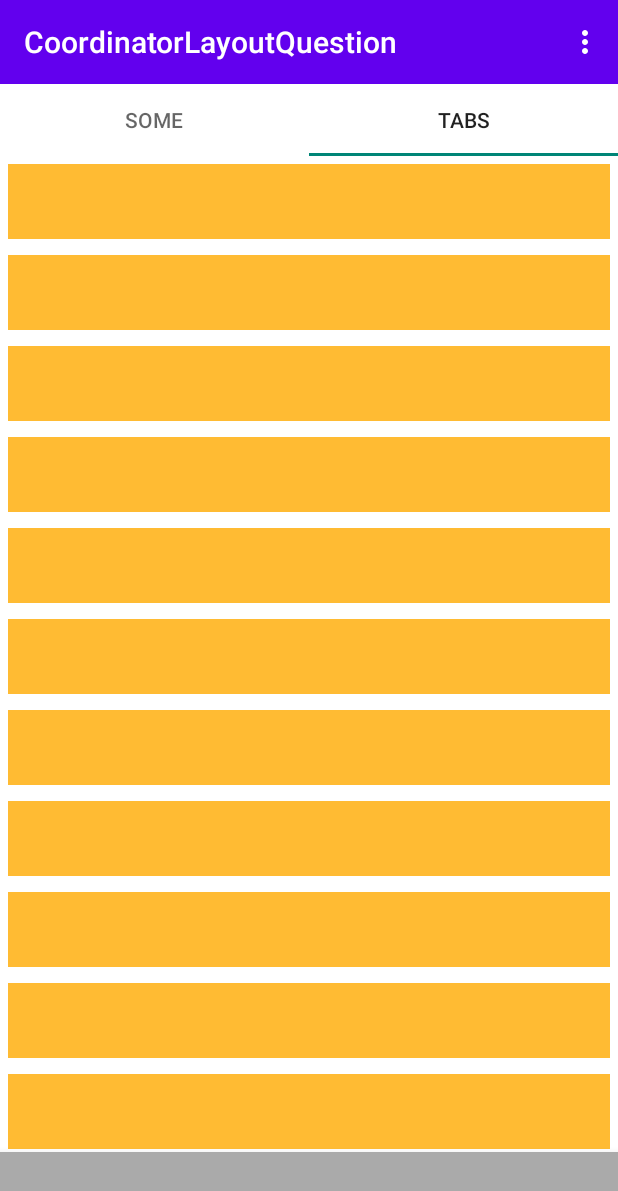
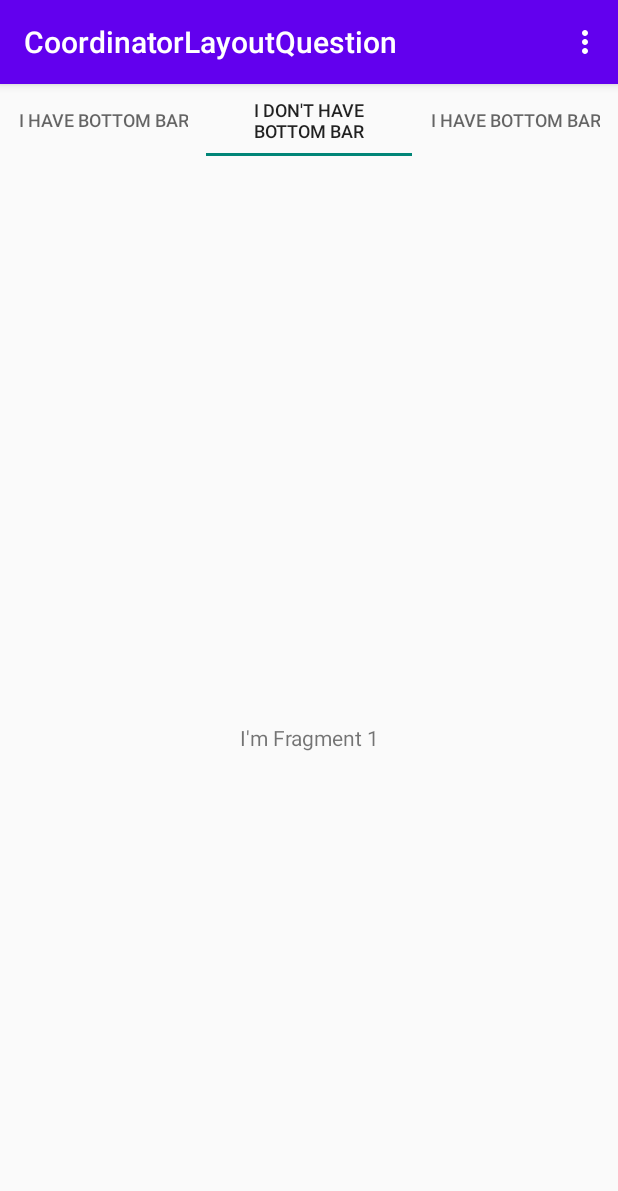
Before and after one commit to dautovicharis/CoordinatorLayoutQuestion, an Android app: the screen it shows after launch (MainActivity), tab 2 chosen, on a phone screen of 412 x 824 dp. Shown: the top 1191 px of the screen. Run offline under Robolectric (Android 15) with nearby library versions, the phone set to English and light mode, and no system bars.

Commit message:
Solution for 65201391

```diff
--- a/app/src/main/java/pavelpoley/myapplication/MainActivity.kt
+++ b/app/src/main/java/pavelpoley/myapplication/MainActivity.kt
@@ -2,23 +2,23 @@ package pavelpoley.myapplication
 
 import android.os.Bundle
 import android.view.Menu
+import android.view.MenuItem
+import android.view.View
+import android.widget.Toast
 import androidx.appcompat.app.AppCompatActivity
 import androidx.appcompat.widget.Toolbar
-import pavelpoley.myapplication.ui.tabs.TabsFragment
+import com.google.android.material.bottomnavigation.BottomNavigationView
+
 
 class MainActivity : AppCompatActivity() {
 
-
+    private var bottomMenuView: BottomNavigationView? = null
     override fun onCreate(savedInstanceState: Bundle?) {
         super.onCreate(savedInstanceState)
         setContentView(R.layout.activity_main)
+        bottomMenuView = findViewById<BottomNavigationView>(R.id.bottomNavigationView)
         val toolbar: Toolbar = findViewById(R.id.toolbar)
         setSupportActionBar(toolbar)
-
-        supportFragmentManager
-                .beginTransaction()
-                .replace(R.id.container, TabsFragment(), null)
-                .commit()
     }
 
     override fun onCreateOptionsMenu(menu: Menu): Boolean {
@@ -27,4 +27,39 @@ class MainActivity : AppCompatActivity() {
         return true
     }
 
+    fun hideBottomMenu () {
+        bottomMenuView?.visibility = View.GONE
+        removeNavigationItemSelectedListener(bottomMenuView)
+    }
+
+    fun showBottomMenu (menuRes: Int) {
+        bottomMenuView?.menu?.clear()
+        bottomMenuView?.visibility = View.VISIBLE
+        bottomMenuView?.inflateMenu(menuRes)
+        setOnNavigationItemSelectedListener(bottomMenuView)
+    }
+
+    private fun removeNavigationItemSelectedListener (bottomNavigationView: BottomNavigationView?) {
+        bottomNavigationView?.setOnNavigationItemSelectedListener(null)
+    }
+
+    private fun setOnNavigationItemSelectedListener (bottomNavigationView: BottomNavigationView?) {
+        bottomNavigationView?.setOnNavigationItemSelectedListener(object :
+            BottomNavigationView.OnNavigationItemSelectedListener {
+
+            override fun onNavigationItemSelected(item: MenuItem): Boolean {
+                 when (item.itemId) {
+
+                     R.id.bottomMenu1 -> {
+                         Toast.makeText(applicationContext, "Hello from menu 1", Toast.LENGTH_SHORT).show()
+                     }
+
+                     R.id.bottomMenu2 -> {
+                         Toast.makeText(applicationContext, "Hello from menu 2", Toast.LENGTH_SHORT).show()
+                     }
+                 }
+                return true
+            }
+        })
+    }
 }
--- a/app/src/main/java/pavelpoley/myapplication/ui/home/HomeFragment.kt
+++ b/app/src/main/java/pavelpoley/myapplication/ui/home/Tab1Fragment.kt
@@ -9,7 +9,7 @@ import androidx.recyclerview.widget.LinearLayoutManager
 import androidx.recyclerview.widget.RecyclerView
 import pavelpoley.myapplication.R
 
-class HomeFragment : Fragment() {
+class Tab1Fragment : Fragment() {
 
 
     override fun onCreateView(
--- /dev/null
+++ b/app/src/main/java/pavelpoley/myapplication/ui/home/Tab2Fragment.kt
@@ -0,0 +1,6 @@
+package pavelpoley.myapplication.ui.home
+
+import androidx.fragment.app.Fragment
+import pavelpoley.myapplication.R
+
+class Tab2Fragment : Fragment(R.layout.fragment_tab1)
--- /dev/null
+++ b/app/src/main/java/pavelpoley/myapplication/ui/home/Tab3Fragment.kt
@@ -0,0 +1,6 @@
+package pavelpoley.myapplication.ui.home
+
+import androidx.fragment.app.Fragment
+import pavelpoley.myapplication.R
+
+class Tab3Fragment : Fragment(R.layout.fragment_tab2)
--- a/app/src/main/java/pavelpoley/myapplication/ui/tabs/TabsFragment.kt
+++ b/app/src/main/java/pavelpoley/myapplication/ui/tabs/TabsFragment.kt
@@ -1,30 +1,81 @@
 package pavelpoley.myapplication.ui.tabs
 
 import android.os.Bundle
-import android.view.LayoutInflater
+import android.util.Log
 import android.view.View
-import android.view.ViewGroup
 import androidx.fragment.app.Fragment
+import androidx.navigation.NavController
+import androidx.navigation.fragment.NavHostFragment
+import com.google.android.material.tabs.TabLayout
+import pavelpoley.myapplication.MainActivity
 import pavelpoley.myapplication.R
-import pavelpoley.myapplication.ui.home.HomeFragment
 
-class TabsFragment : Fragment() {
+class TabsFragment : Fragment(R.layout.fragment_tab) {
 
-    override fun onCreateView(
-        inflater: LayoutInflater, container: ViewGroup?,
-        savedInstanceState: Bundle?
-    ): View? {
-        // Inflate the layout for this fragment
-        return inflater.inflate(R.layout.fragment_tab, container, false)
-    }
+    private data class FragmentsWithBottomMenu(val id: Int, val menu: Int)
+
+    private val FRAGMENTS_WITH_BOTTOM_BAR = listOf(
+        FragmentsWithBottomMenu(R.id.fragmentHome, R.menu.bottom_menu_1),
+        FragmentsWithBottomMenu(R.id.fragmentTab2, R.menu.bottom_menu_2)
+    )
 
     override fun onViewCreated(view: View, savedInstanceState: Bundle?) {
         super.onViewCreated(view, savedInstanceState)
 
-        childFragmentManager
-            .beginTransaction()
-            .replace(R.id.container, HomeFragment(), null)
-            .commit()
+        val navHostFragment =  childFragmentManager.findFragmentById(R.id.nav_host_tabs) as NavHostFragment
+        val navController = navHostFragment.navController
+
+        addOnDestinationChangedListener(navController)
+        addOnTabSelectedListener(navController)
     }
 
+    private fun addOnDestinationChangedListener (navController: NavController) {
+        navController.addOnDestinationChangedListener {controller, destination, args ->
+            Log.d("Args:", destination.toString())
+
+            val result = FRAGMENTS_WITH_BOTTOM_BAR.find { it.id == destination.id }
+
+             if (result != null) {
+                 showBottomMenu(result.menu)
+             } else {
+                 hideBottomMenu()
+             }
+        }
+    }
+
+    private fun addOnTabSelectedListener (navController: NavController) {
+        view?.findViewById<TabLayout>(R.id.tabLayout)?.addOnTabSelectedListener(object : TabLayout.OnTabSelectedListener  {
+            override fun onTabSelected(tab: TabLayout.Tab?) {
+                when (tab?.position) {
+                    0 -> {
+                        navController.navigate(R.id.fragmentHome)
+                    }
+
+                    1 -> {
+                        navController.navigate(R.id.fragmentTab1)
+                    }
+
+                    2 -> {
+                        navController.navigate(R.id.fragmentTab2)
+                    }
+                }
+            }
+
+            override fun onTabReselected(tab: TabLayout.Tab?) {}
+
+            override fun onTabUnselected(tab: TabLayout.Tab?) {}
+        })
+    }
+
+    private fun showBottomMenu (menuRes: Int) {
+        activity?.let {
+            (it as MainActivity).showBottomMenu(menuRes)
+        }
+    }
+
+    private fun hideBottomMenu () {
+        activity?.let {
+            (it as MainActivity).hideBottomMenu()
+        }
+    }
 }
--- a/app/src/main/res/layout/app_bar_main.xml
+++ b/app/src/main/res/layout/app_bar_main.xml
@@ -9,7 +9,6 @@
     <com.google.android.material.appbar.AppBarLayout
         android:layout_width="match_parent"
         android:layout_height="wrap_content"
-        app:elevation="0dp"
         android:theme="@style/AppTheme.AppBarOverlay">
 
         <androidx.appcompat.widget.Toolbar
@@ -22,13 +21,21 @@
 
     </com.google.android.material.appbar.AppBarLayout>
 
-    <include layout="@layout/content_main"  />
+    <androidx.fragment.app.FragmentContainerView
+        app:layout_behavior="@string/appbar_scrolling_view_behavior"
+        android:id="@+id/nav_host_fragment"
+        android:name="androidx.navigation.fragment.NavHostFragment"
+        android:layout_width="match_parent"
+        android:layout_height="match_parent"
+        app:defaultNavHost="true"
+        app:navGraph="@navigation/main" />
 
     <com.google.android.material.bottomnavigation.BottomNavigationView
         android:id="@+id/bottomNavigationView"
         android:layout_width="match_parent"
         android:layout_height="wrap_content"
-        android:background="@android:color/darker_gray"
+        android:visibility="gone"
+        android:background="@color/white"
         android:layout_gravity="bottom"
         app:layout_constraintBottom_toBottomOf="parent"
         app:layout_constraintEnd_toEndOf="parent"
--- a/app/src/main/res/layout/fragment_home.xml
+++ b/app/src/main/res/layout/fragment_home.xml
@@ -4,7 +4,7 @@
     xmlns:tools="http://schemas.android.com/tools"
     android:layout_width="match_parent"
     android:layout_height="match_parent"
-    tools:context=".ui.home.HomeFragment">
+    tools:context=".ui.home.Tab1Fragment">
 
     <androidx.recyclerview.widget.RecyclerView
         android:id="@+id/rv"
--- a/app/src/main/res/layout/fragment_tab.xml
+++ b/app/src/main/res/layout/fragment_tab.xml
@@ -18,25 +18,35 @@
         app:layout_constraintTop_toTopOf="parent">
 
         <com.google.android.material.tabs.TabItem
+            android:id="@+id/tabItem1"
             android:layout_width="wrap_content"
             android:layout_height="wrap_content"
-            android:text="Some" />
+            android:text="I have bottom bar" />
 
         <com.google.android.material.tabs.TabItem
+            android:id="@+id/tabItem2"
             android:layout_width="wrap_content"
             android:layout_height="wrap_content"
-            android:text="Tabs" />
+            android:text="I don't have bottom bar" />
+
+        <com.google.android.material.tabs.TabItem
+            android:id="@+id/tabItem3"
+            android:layout_width="wrap_content"
+            android:layout_height="wrap_content"
+            android:text="I have bottom bar" />
 
     </com.google.android.material.tabs.TabLayout>
 
-    <androidx.constraintlayout.widget.ConstraintLayout
-        android:id="@+id/container"
+    <androidx.fragment.app.FragmentContainerView
+        android:id="@+id/nav_host_tabs"
+        android:name="androidx.navigation.fragment.NavHostFragment"
         android:layout_width="0dp"
         android:layout_height="0dp"
+        app:defaultNavHost="false"
+        app:navGraph="@navigation/home"
         app:layout_constraintBottom_toBottomOf="parent"
         app:layout_constraintEnd_toEndOf="parent"
         app:layout_constraintStart_toStartOf="parent"
-        app:layout_constraintTop_toBottomOf="@+id/tabLayout">
+        app:layout_constraintTop_toBottomOf="@+id/tabLayout"/>
 
-    </androidx.constraintlayout.widget.ConstraintLayout>
 </androidx.constraintlayout.widget.ConstraintLayout>
--- /dev/null
+++ b/app/src/main/res/layout/fragment_tab1.xml
@@ -0,0 +1,18 @@
+<?xml version="1.0" encoding="utf-8"?>
+<androidx.constraintlayout.widget.ConstraintLayout
+    xmlns:android="http://schemas.android.com/apk/res/android"
+    xmlns:app="http://schemas.android.com/apk/res-auto"
+    android:layout_width="match_parent"
+    android:layout_height="match_parent">
+
+    <TextView
+        android:layout_width="match_parent"
+        android:layout_height="match_parent"
+        android:text="I'm Fragment 1"
+        android:gravity="center"
+        app:layout_constraintBottom_toBottomOf="parent"
+        app:layout_constraintEnd_toEndOf="parent"
+        app:layout_constraintStart_toStartOf="parent"
+        app:layout_constraintTop_toTopOf="parent" />
+
+</androidx.constraintlayout.widget.ConstraintLayout>
--- /dev/null
+++ b/app/src/main/res/layout/fragment_tab2.xml
@@ -0,0 +1,18 @@
+<?xml version="1.0" encoding="utf-8"?>
+<androidx.constraintlayout.widget.ConstraintLayout
+    xmlns:android="http://schemas.android.com/apk/res/android"
+    xmlns:app="http://schemas.android.com/apk/res-auto"
+    android:layout_width="match_parent"
+    android:layout_height="match_parent">
+
+    <TextView
+        android:layout_width="match_parent"
+        android:layout_height="match_parent"
+        android:text="I'm Fragment 2"
+        android:gravity="center"
+        app:layout_constraintBottom_toBottomOf="parent"
+        app:layout_constraintEnd_toEndOf="parent"
+        app:layout_constraintStart_toStartOf="parent"
+        app:layout_constraintTop_toTopOf="parent" />
+
+</androidx.constraintlayout.widget.ConstraintLayout>
--- /dev/null
+++ b/app/src/main/res/menu/bottom_menu_1.xml
@@ -0,0 +1,9 @@
+<?xml version="1.0" encoding="utf-8"?>
+<menu xmlns:android="http://schemas.android.com/apk/res/android">
+
+    <item
+        android:id="@+id/bottomMenu1"
+        android:icon="@drawable/ic_menu_camera"
+        android:title="@string/menu_home" />
+
+</menu>
--- /dev/null
+++ b/app/src/main/res/menu/bottom_menu_2.xml
@@ -0,0 +1,9 @@
+<?xml version="1.0" encoding="utf-8"?>
+<menu xmlns:android="http://schemas.android.com/apk/res/android">
+
+    <item
+        android:id="@+id/bottomMenu2"
+        android:icon="@drawable/ic_menu_slideshow"
+        android:title="@string/menu_slideshow" />
+
+</menu>
--- /dev/null
+++ b/app/src/main/res/navigation/home.xml
@@ -0,0 +1,13 @@
+<?xml version="1.0" encoding="utf-8"?>
+<navigation xmlns:android="http://schemas.android.com/apk/res/android"
+    xmlns:app="http://schemas.android.com/apk/res-auto"
+    android:id="@+id/home"
+    app:startDestination="@id/fragmentHome">
+
+    <fragment android:id="@+id/fragmentHome" android:name="pavelpoley.myapplication.ui.home.Tab1Fragment"/>
+
+    <fragment android:id="@+id/fragmentTab1" android:name="pavelpoley.myapplication.ui.home.Tab2Fragment"/>
+
+    <fragment android:id="@+id/fragmentTab2" android:name="pavelpoley.myapplication.ui.home.Tab3Fragment"/>
+
+</navigation>
--- /dev/null
+++ b/app/src/main/res/navigation/main.xml
@@ -0,0 +1,9 @@
+<?xml version="1.0" encoding="utf-8"?>
+<navigation xmlns:android="http://schemas.android.com/apk/res/android"
+    xmlns:app="http://schemas.android.com/apk/res-auto"
+    android:id="@+id/main"
+    app:startDestination="@id/fragmentTabs">
+
+    <fragment android:id="@+id/fragmentTabs" android:name="pavelpoley.myapplication.ui.tabs.TabsFragment"/>
+
+</navigation>
```
